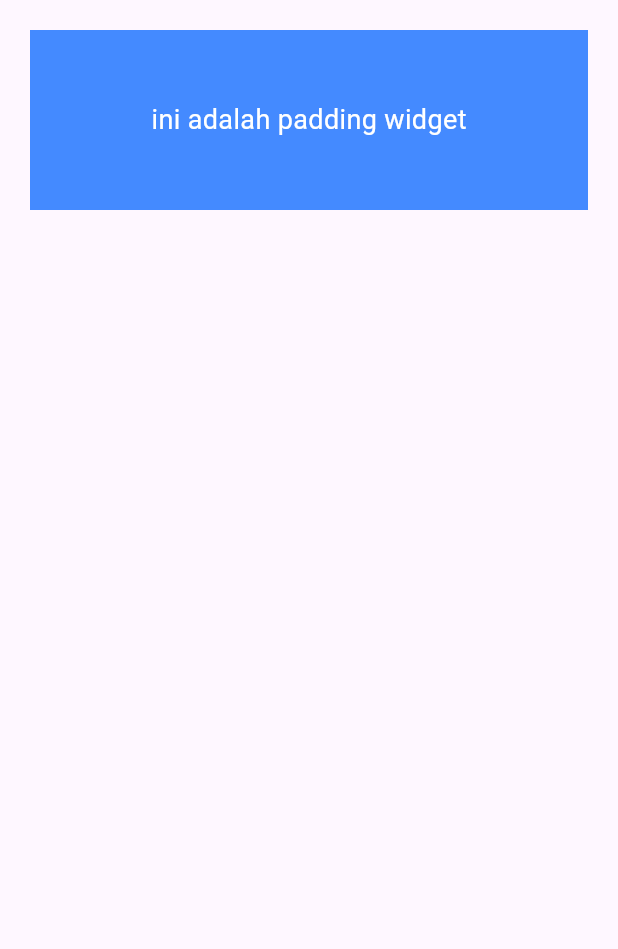
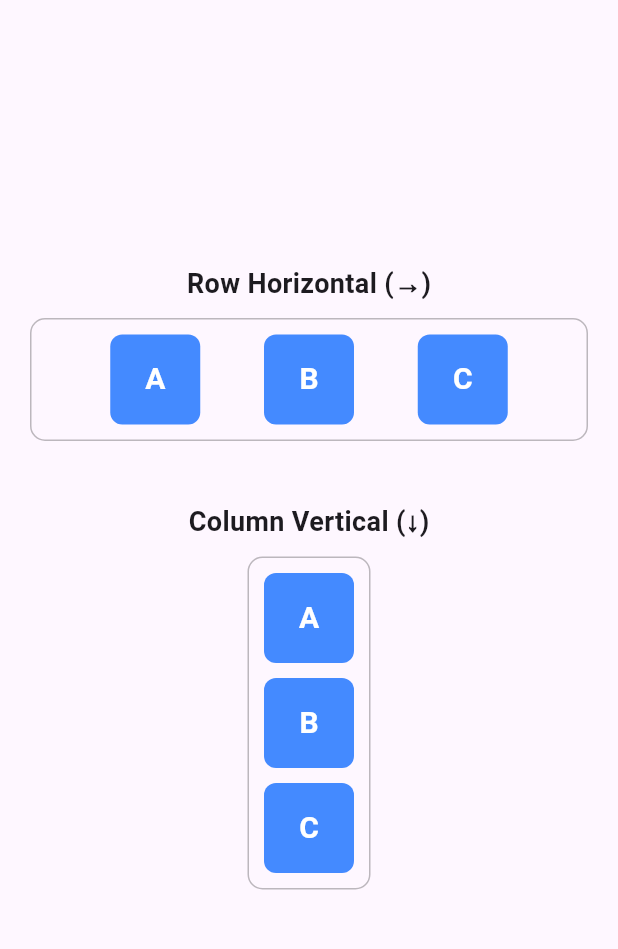
Before and after one commit to rismanitalst/rismanita_app, a Flutter app: the screen it shows after launch, on a phone screen of 412 x 824 dp, the part 84-1033 px from its top. Run offline on Flutter 3.47's test engine with Material 3 defaults, Android fonts, the phone set to English and light mode, and no system bars.

Commit message:
add row & column layout

```diff
--- a/lib/main.dart
+++ b/lib/main.dart
@@ -28,17 +28,77 @@
         backgroundColor: Colors.blueAccent,
       ),
       body: Padding(
-        padding: const EdgeInsets.all(20.0),
-        child: Container(
-          width: double.infinity,
-          height: 120,
-          color: Colors.blueAccent,
-          child: const Center(
-            child: Text(
-              "ini adalah padding widget",
-              style: TextStyle(color: Colors.white, fontSize: 18),
+        padding: const EdgeInsets.all(20),
+        child: Column(
+          mainAxisAlignment: MainAxisAlignment.center,
+          children: [
+            //ini bagian baris
+            const Text(
+              "Row Horizontal (→)",
+              style: TextStyle(fontSize: 18, fontWeight: FontWeight.bold),
             ),
-          ),
+            const SizedBox(height: 10),
+            Container(
+              padding: const EdgeInsets.all(10),
+              decoration: BoxDecoration(
+                border: Border.all(color: Colors.black26),
+                borderRadius: BorderRadius.circular(10),
+              ),
+              child: Row(
+                mainAxisAlignment: MainAxisAlignment.spaceEvenly,
+                children: [
+                  _buildBox("A"),
+                  _buildBox("B"),
+                  _buildBox("C"),
+                ],
+              ),
+            ),
+            const SizedBox(height: 40),
+
+            //ini bagian kolom
+            const Text(
+              "Column Vertical (↓)",
+              style: TextStyle(fontSize: 18, fontWeight: FontWeight.bold),
+            ),
+            const SizedBox(height: 10),
+            Container(
+              padding: const EdgeInsets.all(10),
+              decoration: BoxDecoration(
+                border: Border.all(color: Colors.black26),
+                borderRadius: BorderRadius.circular(10),
+              ),
+              child: Column(
+                mainAxisAlignment: MainAxisAlignment.spaceEvenly,
+                children: [
+                  _buildBox("A"),
+                  const SizedBox(height: 10),
+                  _buildBox("B"),
+                  const SizedBox(height: 10),
+                  _buildBox("C"),
+                ],
+              ),
+            ),
+          ],
+        ),
+      ),
+    );
+  }
+
+  Widget _buildBox(String label) {
+    return Container(
+      width: 60,
+      height: 60,
+      alignment: Alignment.center,
+      decoration: BoxDecoration(
+        color: Colors.blueAccent,
+        borderRadius: BorderRadius.circular(8),
+      ),
+      child: Text(
+        label,
+        style: const TextStyle(
+          color: Colors.white,
+          fontSize: 20,
+          fontWeight: FontWeight.bold,
         ),
       ),
     );
```
